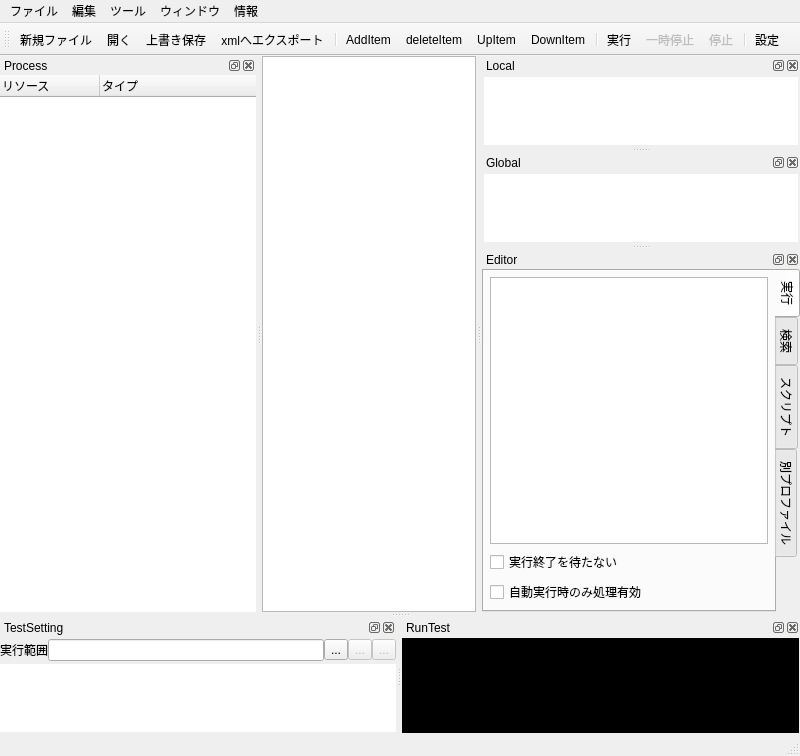
The window that src/ProfileEditor/profileeditor.ui (karakirimu/AutoBatchTools) describes before a commit, drawn with Qt 5.
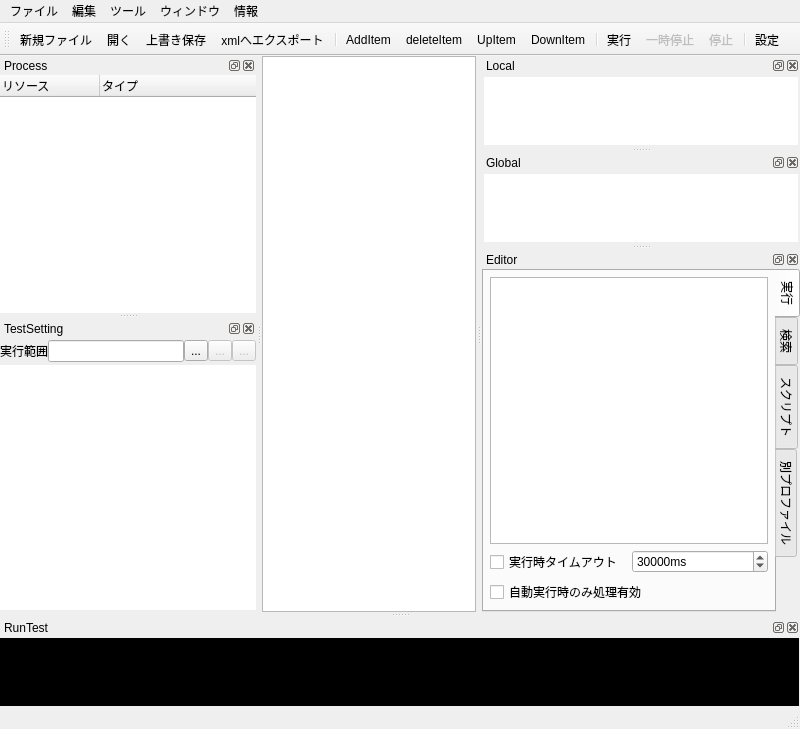
The same window after the commit. The open tabs and pages were chosen to show the change. Icons and pictures are not drawn. Custom widgets are drawn as their Qt base class.

```diff
--- a/src/ProfileEditor/profileeditor.ui
+++ b/src/ProfileEditor/profileeditor.ui
@@ -418,10 +418,53 @@
               <widget class="CommandTable" name="cmdTableWidget"/>
              </item>
              <item>
-              <widget class="QCheckBox" name="noWaitCheckBox">
-               <property name="text">
-                <string>実行終了を待たない</string>
+              <widget class="QFrame" name="frame_3">
+               <property name="frameShape">
+                <enum>QFrame::NoFrame</enum>
                </property>
+               <property name="frameShadow">
+                <enum>QFrame::Raised</enum>
+               </property>
+               <layout class="QHBoxLayout" name="horizontalLayout_4">
+                <property name="leftMargin">
+                 <number>0</number>
+                </property>
+                <property name="topMargin">
+                 <number>0</number>
+                </property>
+                <property name="rightMargin">
+                 <number>0</number>
+                </property>
+                <property name="bottomMargin">
+                 <number>0</number>
+                </property>
+                <item>
+                 <widget class="QCheckBox" name="timeoutCheckBox">
+                  <property name="text">
+                   <string>実行時タイムアウト</string>
+                  </property>
+                 </widget>
+                </item>
+                <item>
+                 <widget class="QSpinBox" name="timeoutSpinBox">
+                  <property name="suffix">
+                   <string>ms</string>
+                  </property>
+                  <property name="minimum">
+                   <number>-1</number>
+                  </property>
+                  <property name="maximum">
+                   <number>2147483647</number>
+                  </property>
+                  <property name="singleStep">
+                   <number>1000</number>
+                  </property>
+                  <property name="value">
+                   <number>30000</number>
+                  </property>
+                 </widget>
+                </item>
+               </layout>
               </widget>
              </item>
              <item>
@@ -858,7 +901,7 @@
     <string>TestSetting</string>
    </property>
    <attribute name="dockWidgetArea">
-    <number>8</number>
+    <number>1</number>
    </attribute>
    <widget class="QWidget" name="dockWidgetContents_5">
     <layout class="QGridLayout" name="gridLayout">
@@ -1276,16 +1319,16 @@
  </widget>
  <layoutdefault spacing="6" margin="11"/>
  <customwidgets>
+  <customwidget>
+   <class>ProfileComboBox</class>
+   <extends>QComboBox</extends>
+   <header>../profilecombobox/profilecombobox.h</header>
+  </customwidget>
   <customwidget>
    <class>StringTable</class>
    <extends>QTableWidget</extends>
    <header>../stringtable/stringtable.h</header>
   </customwidget>
-  <customwidget>
-   <class>ProfileComboBox</class>
-   <extends>QComboBox</extends>
-   <header>profilecombobox.h</header>
-  </customwidget>
   <customwidget>
    <class>ProfileTreeWidget</class>
    <extends>QTreeWidget</extends>
```
Left out of the diff: 3 changed lines with no effect on the pictures.
